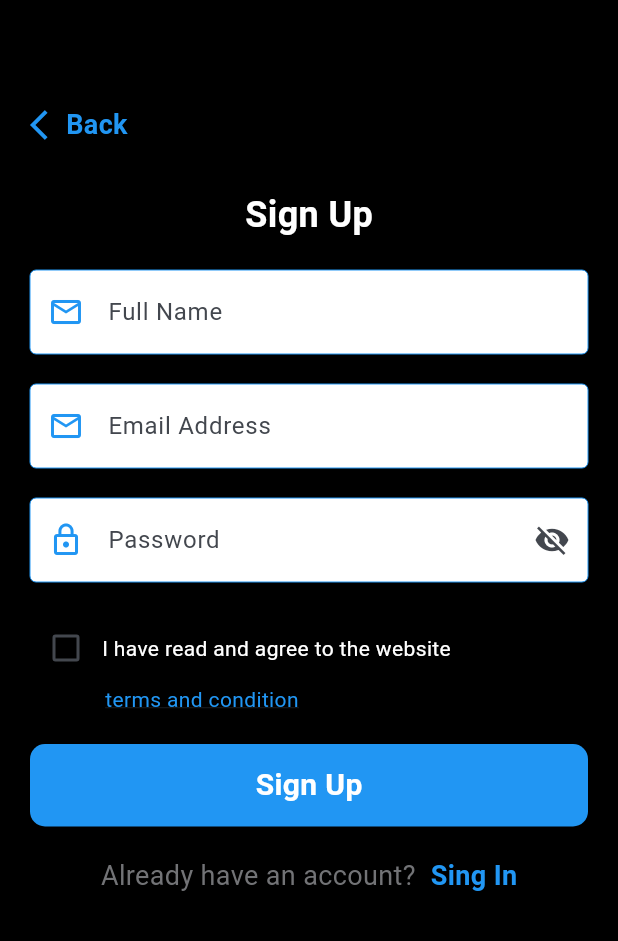
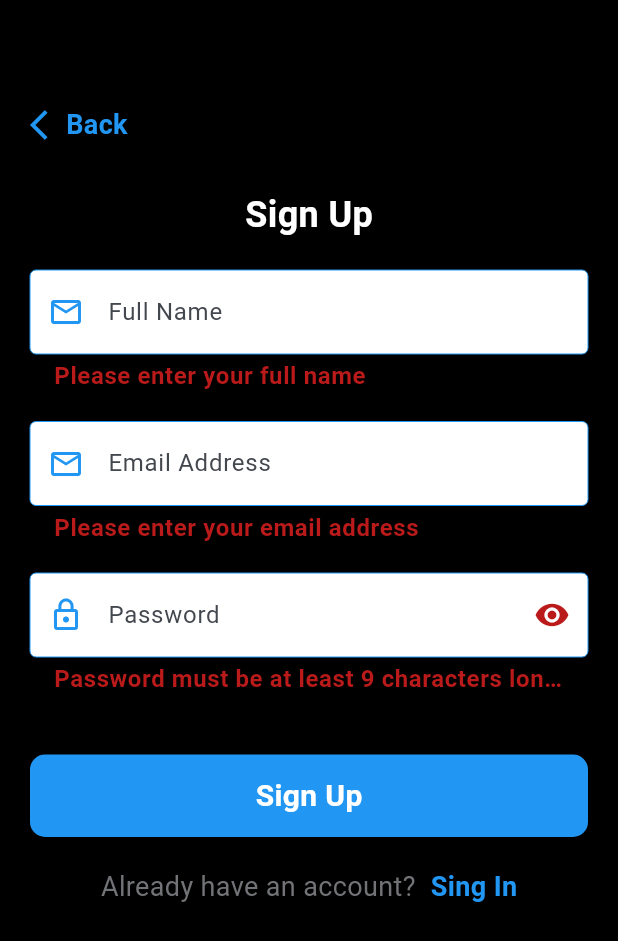
Before and after one commit to RootHex200/tv_flutter, a Flutter app: the RegistrationScreen screen opened directly, after a tap on "Sign Up", on a phone screen of 412 x 824 dp. Shown: the top 941 px of the screen. Run offline on Flutter 3.47's test engine with Material 3 defaults, Android fonts, the light colour scheme and no system bars; our stand-ins replace better_player, device_info_plus, dio, flutter_otp_text_field, get, shared_preferences and 1 more; accounts and stored records are empty; network calls fail.

Commit message:
added text field validation and obsecure text

```diff
--- a/lib/presentation/auth/registration/presentation/controller/registration_controller.dart
+++ b/lib/presentation/auth/registration/presentation/controller/registration_controller.dart
@@ -7,12 +7,14 @@ import 'package:live_tv/utils/value/constrant/value.dart';
 import 'package:shared_preferences/shared_preferences.dart';
 
 class RegistrationController extends GetxController{
-
+  final regformKey = GlobalKey<FormState>();
   late TextEditingController fullNameController;
   late TextEditingController emailController;
   late TextEditingController userNameController;
   late TextEditingController phoneNumberController;
   late TextEditingController passwordController;
+
+  var showpassword=false.obs;
 
   @override
   void onInit() {
--- a/lib/presentation/auth/registration/presentation/views/registration_screen.dart
+++ b/lib/presentation/auth/registration/presentation/views/registration_screen.dart
@@ -1,6 +1,7 @@
 
 import 'package:flutter/material.dart';
 import 'package:get/get.dart';
+import 'package:live_tv/presentation/auth/login/presentation/views/login_screen.dart';
 import 'package:live_tv/presentation/auth/registration/presentation/controller/registration_binding.dart';
 import 'package:live_tv/presentation/auth/registration/presentation/controller/registration_controller.dart';
 import 'package:live_tv/presentation/home/presentation/view/home_page.dart';
@@ -9,6 +10,7 @@ import 'package:live_tv/utils/common/widgets/button/custom_buttom.dart';
 import 'package:live_tv/utils/common/widgets/space/space.dart';
 import 'package:live_tv/utils/common/widgets/text_field/custom_text_field.dart';
 import 'package:live_tv/utils/value/colors/colors.dart';
+import 'package:live_tv/utils/value/constrant/value.dart';
 import 'package:live_tv/utils/value/style/text_style.dart';
 
 class RegistrationScreen extends StatelessWidget {
@@ -23,11 +25,15 @@ class RegistrationScreen extends StatelessWidget {
       body: SingleChildScrollView(
         child: Padding(
           padding: const EdgeInsets.only(left: 20,right: 20),
+          child: Form(
+            key: regicontroller.regformKey,
             child: Column(
               mainAxisAlignment: MainAxisAlignment.center,
               children: [
                 const VerticalSpace(height: 70),
-                CustomBackButton(onPressed: (){}),
+                  CustomBackButton(onPressed: (){
+                    Navigator.pop(context);
+                  }),
                   const VerticalSpace(height: 30.0),
                 const Text(
                   'Sign Up',
@@ -35,78 +41,71 @@ class RegistrationScreen extends StatelessWidget {
                 ),
                 const VerticalSpace(height: 20.0),
                    CustomTextFieldWidget(
+                    validator: (value) {
+                    if (value == null || value.isEmpty) {
+                      return 'Please enter your full name';
+                    }
+                    return null;
+                  },
                     controller: regicontroller.fullNameController,
                     iconData: Icons.email_outlined, labelText: "Full Name"),
                   const VerticalSpace(height: 20.0),
                          CustomTextFieldWidget(
+                      validator: (value) {
+                      if (value != null && value.isNotEmpty) {
+                        if (validateEmail(value) == false) {
+                          return 'Invalid Email Address';
+                        }
+                      } else {
+                        return 'Please enter your email address';
+                      }
+                      return null;
+                    },
                           controller: regicontroller.emailController,
                           iconData: Icons.email_outlined, labelText: "Email Address"),
                   const VerticalSpace(height: 20.0),
-                // CustomTextFieldWidget(
-                //   textInputType: TextInputType.phone,
-                //   controller: regicontroller.passwordController,
-                //   iconData: Icons.phone, labelText: "Phone Number"),
-                // const VerticalSpace(height: 20.0),
-               CustomTextFieldWidget(
+                 Obx(
+                   ()=> CustomTextFieldWidget(
+                    validator: (value) {
+                      if ((value?.toString().length ?? 0) < 9) {
+                        return "Password must be at least 9 characters long.";
+                      }
+                      return null;
+                    },
                     controller: regicontroller.passwordController,
-                suffixIcon: const Icon(Icons.visibility_off),
+                    obscure: regicontroller.showpassword.value,
+                    suffixIcon:  GestureDetector(
+                      onTap: (){
+                        regicontroller.showpassword.value=!regicontroller.showpassword.value;
+                      },
+                      child: Icon(regicontroller.showpassword.value?Icons.visibility_off:Icons.visibility)),
                     iconData: Icons.lock_outline, labelText: "Password"),
+                 ),
                   const VerticalSpace(height: 20.0),
-              Column(
-                crossAxisAlignment: CrossAxisAlignment.start,
-                children: [
-                  Row(
-                    children: [
-                      Checkbox(
-                        value: false,
-                        onChanged: (newValue) {},
-                      ),
-                      const Text(
-                        'I have read and agree to the website',
-                        style: TextStyle(color: AppColors.primaryWhiteColor),
-                      ),
-                    ],
-                  ),
-                  Padding(
-                    padding: const EdgeInsets.only(left: 50),
-                    child: GestureDetector(
-                      onTap: () {
-                        // Handle terms and conditions tap
-                      },
-                      child: const Text(
-                        'terms and condition',
-                        style: termsConditionTextStyle
-                      ),
-                    ),
-                  ),
-                ],
-              ),
                 const SizedBox(height: 20.0),
                  CustomButton(txt: 'Sign Up',ontap: ()async{
+                   if (regicontroller.regformKey.currentState!.validate()){
                   final response=await regicontroller.userRegiController(regicontroller.fullNameController.text, regicontroller.emailController.text, regicontroller.passwordController.text);
                   print(response);
                   if(response==true){
                     Navigator.pushAndRemoveUntil(context, MaterialPageRoute(builder: (context)=>const Homepage()), (route) => false);
                   }
-    //             else{
-    // WidgetsBinding.instance.addPostFrameCallback((_) {
-    //   ScaffoldMessenger.of(context).showSnackBar(
-    //     const SnackBar(
-    //       content: Text('Error.Please Try Again'),
-    //       duration: Duration(seconds: 3),
-    //     ),
-    //   );
-    // });
-    //             }
+                   }
+
+
                  },),
                 const SizedBox(height: 20.0),
-              const Center(
+                 Center(
                   child: Row(
                     mainAxisAlignment: MainAxisAlignment.center,
                     children: [
-                    Text("Already have an account?",style: haveAccountTextStyle),
-                    HorizontalSpace(width: 10),
-                    Text("Sing In",style: redColorSignInTextStyle)
+                      const Text("Already have an account?",style: haveAccountTextStyle),
+                      const HorizontalSpace(width: 10),
+                      GestureDetector(
+                        onTap: (){
+                          Navigator.push(context, MaterialPageRoute(builder: (context)=>const LoginScreen()));
+                        },
+                        child: const Text("Sing In",style: redColorSignInTextStyle))
                     ],
                   ),
                 )
@@ -114,6 +113,7 @@ class RegistrationScreen extends StatelessWidget {
             ),
           ),
         ),
+      ),
     );
   }
 }
```
Lines whose indentation alone changed are shown as unchanged.
